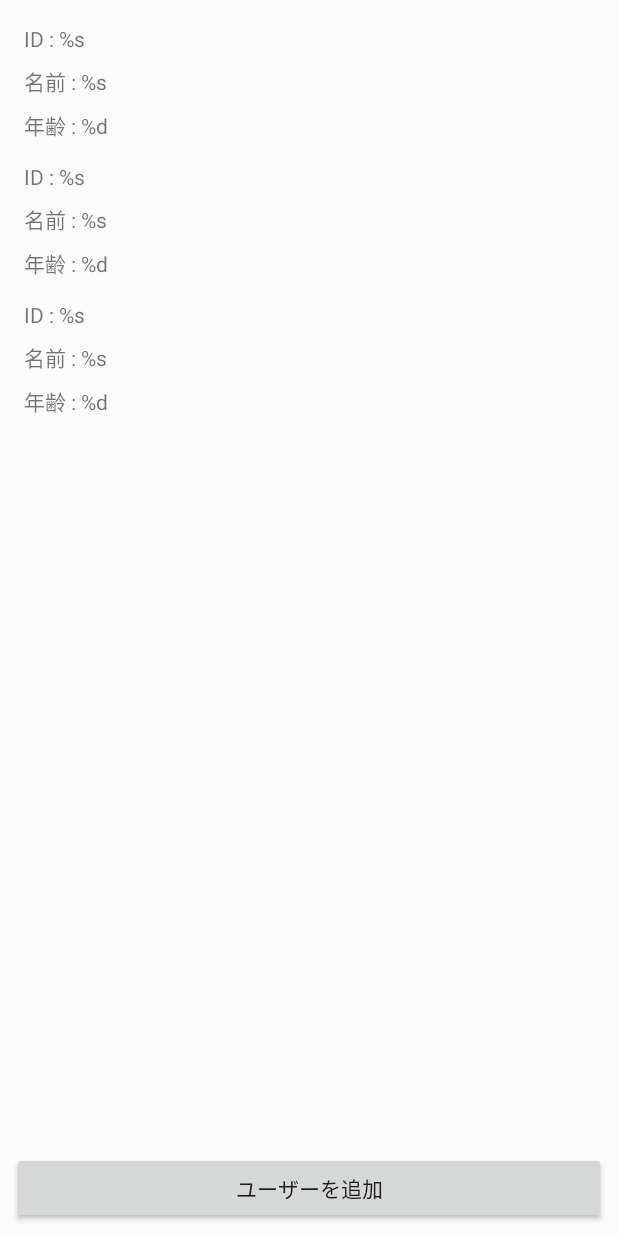
After one commit to eda-ryo-kobayashi/AndroidSamples, an Android app: the layout activity_room_sample.xml on its own in the app's theme, with its tools: preview values and no code run, on a phone screen of 412 x 824 dp. The commit adds this screen. Run offline under Robolectric (Android 15) with nearby library versions, the phone set to English and light mode, and no system bars.

Commit message:
Roomサンプル追加

```diff
--- a/app/src/main/AndroidManifest.xml
+++ b/app/src/main/AndroidManifest.xml
@@ -40,6 +40,7 @@
         </activity>
         <activity android:name=".CircleGraphActivity"/>
         <activity android:name=".GyrosensorActivity"/>
+        <activity android:name=".RoomSampleActivity"/>
 
         <service android:name=".customtabs.KeepAliveService"/>
 
--- a/app/src/main/java/com/eda/androidsamples/CameraKitActivity.kt
+++ b/app/src/main/java/com/eda/androidsamples/CameraKitActivity.kt
@@ -6,8 +6,8 @@ import android.os.Bundle
 import android.support.v7.app.AppCompatActivity
 import android.view.View
 import android.widget.ImageView
-import com.flurgle.camerakit.CameraListener
-import com.flurgle.camerakit.CameraView
+import com.wonderkiln.camerakit.CameraListener
+import com.wonderkiln.camerakit.CameraView
 
 /**
  * Created by kobayashiryou on 2017/09/13.
--- a/app/src/main/java/com/eda/androidsamples/MainActivity.kt
+++ b/app/src/main/java/com/eda/androidsamples/MainActivity.kt
@@ -29,7 +29,8 @@ class MainActivity : AppCompatActivity() {
             Item("バイブレータを使う", VibratorActivity::class.java),
             Item("フラッシュライトを使う", FlashLightActivity::class.java),
             Item("通知欄にメッセージを表示", NotificationActivity::class.java),
-            Item("円グラフ的なやつ表示", CircleGraphActivity::class.java)
+            Item("円グラフ的なやつ表示", CircleGraphActivity::class.java),
+            Item("Roomデータベースを使ったテスト", RoomSampleActivity::class.java)
         )
     }
 
--- a/app/src/main/res/layout/activity_camera_kit.xml
+++ b/app/src/main/res/layout/activity_camera_kit.xml
@@ -6,7 +6,7 @@
               android:layout_height="match_parent"
     android:padding="16dp">
 
-    <com.flurgle.camerakit.CameraView
+    <com.wonderkiln.camerakit.CameraView
         android:id="@+id/camera"
         android:layout_width="300dp"
         android:layout_height="300dp"
--- /dev/null
+++ b/app/src/main/res/layout/activity_room_sample.xml
@@ -0,0 +1,41 @@
+<?xml version="1.0" encoding="utf-8"?>
+<layout
+    xmlns:android="http://schemas.android.com/apk/res/android"
+    xmlns:app="http://schemas.android.com/apk/res-auto"
+    xmlns:tools="http://schemas.android.com/tools">
+
+    <android.support.constraint.ConstraintLayout
+        android:layout_width="match_parent"
+        android:layout_height="match_parent">
+
+        <android.support.v7.widget.RecyclerView
+            android:id="@+id/list"
+            android:layout_width="0dp"
+            android:layout_height="0dp"
+            android:layout_marginBottom="8dp"
+            android:layout_marginEnd="8dp"
+            android:layout_marginStart="8dp"
+            android:layout_marginTop="8dp"
+            app:layoutManager="android.support.v7.widget.LinearLayoutManager"
+            app:layout_constraintBottom_toTopOf="@+id/add_user"
+            app:layout_constraintEnd_toEndOf="parent"
+            app:layout_constraintStart_toStartOf="parent"
+            app:layout_constraintTop_toTopOf="parent"
+            tools:listitem="@layout/view_user_item">
+
+        </android.support.v7.widget.RecyclerView>
+
+        <Button
+            android:id="@+id/add_user"
+            android:layout_width="0dp"
+            android:layout_height="wrap_content"
+            android:layout_marginBottom="8dp"
+            android:layout_marginEnd="8dp"
+            android:layout_marginStart="8dp"
+            android:text="ユーザーを追加"
+            app:layout_constraintBottom_toBottomOf="parent"
+            app:layout_constraintEnd_toEndOf="parent"
+            app:layout_constraintStart_toStartOf="parent"/>
+    </android.support.constraint.ConstraintLayout>
+
+</layout>
--- /dev/null
+++ b/app/src/main/res/layout/view_user_item.xml
@@ -0,0 +1,60 @@
+<?xml version="1.0" encoding="utf-8"?>
+<layout
+    xmlns:android="http://schemas.android.com/apk/res/android"
+    xmlns:app="http://schemas.android.com/apk/res-auto"
+    xmlns:tools="http://schemas.android.com/tools">
+
+    <data>
+        <variable
+            name="item"
+            type="com.eda.androidsamples.database.User"/>
+    </data>
+
+    <android.support.constraint.ConstraintLayout
+        android:layout_width="match_parent"
+        android:layout_height="wrap_content">
+
+        <TextView
+            android:id="@+id/id"
+            android:layout_width="0dp"
+            android:layout_height="wrap_content"
+            android:layout_marginEnd="8dp"
+            android:layout_marginStart="8dp"
+            android:layout_marginTop="8dp"
+            android:text="@{@string/user_id(item.userId)}"
+            app:layout_constraintEnd_toEndOf="parent"
+            app:layout_constraintStart_toStartOf="parent"
+            app:layout_constraintTop_toTopOf="parent"
+            tools:text="@string/user_id"/>
+
+        <TextView
+            android:id="@+id/name"
+            android:layout_width="0dp"
+            android:layout_height="wrap_content"
+            android:layout_marginEnd="8dp"
+            android:layout_marginStart="8dp"
+            android:layout_marginTop="8dp"
+            android:text="@{@string/user_name(item.name)}"
+            app:layout_constraintEnd_toEndOf="parent"
+            app:layout_constraintStart_toStartOf="parent"
+            app:layout_constraintTop_toBottomOf="@+id/id"
+            tools:text="@string/user_name"/>
+
+        <TextView
+            android:id="@+id/textView2"
+            android:layout_width="0dp"
+            android:layout_height="19dp"
+            android:layout_marginBottom="8dp"
+            android:layout_marginEnd="8dp"
+            android:layout_marginStart="8dp"
+            android:layout_marginTop="8dp"
+            android:text="@{@string/user_age(item.age)}"
+            app:layout_constraintBottom_toBottomOf="parent"
+            app:layout_constraintEnd_toEndOf="parent"
+            app:layout_constraintStart_toStartOf="parent"
+            app:layout_constraintTop_toBottomOf="@+id/name"
+            tools:text="@string/user_age"/>
+
+    </android.support.constraint.ConstraintLayout>
+
+</layout>
--- a/app/src/main/res/values/strings.xml
+++ b/app/src/main/res/values/strings.xml
@@ -1,3 +1,7 @@
 <resources>
     <string name="app_name">AndroidSamples</string>
+
+    <string name="user_id">ID : %s</string>
+    <string name="user_name">名前 : %s</string>
+    <string name="user_age">年齢 : %d</string>
 </resources>
--- a/build.gradle
+++ b/build.gradle
@@ -9,9 +9,6 @@ buildscript {
     dependencies {
         classpath 'com.android.tools.build:gradle:3.0.0'
         classpath "org.jetbrains.kotlin:kotlin-gradle-plugin:$kotlin_version"
-
-        // NOTE: Do not place your application dependencies here; they belong
-        // in the individual module build.gradle files
     }
 }
 
```
Also changed, not shown: app/build.gradle (+17 -2 lines), app/src/main/java/com/eda/androidsamples/RoomSampleActivity.kt (added, +184 -0 lines), app/src/main/java/com/eda/androidsamples/database/SampleDatabase.kt (added, +30 -0 lines), app/src/main/java/com/eda/androidsamples/database/User.kt (added, +31 -0 lines), app/src/main/java/com/eda/androidsamples/database/UserDao.kt (added, +30 -0 lines).
